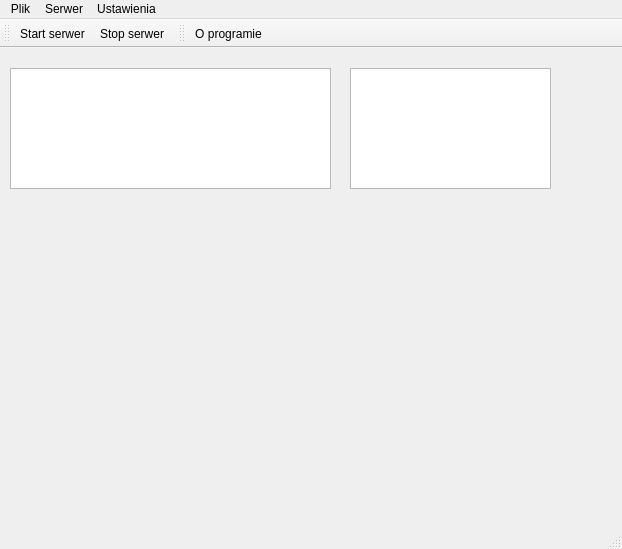
Qt form ServerApplication/src/libs/ui/mainwindow.ui (militia11/in) before a commit.
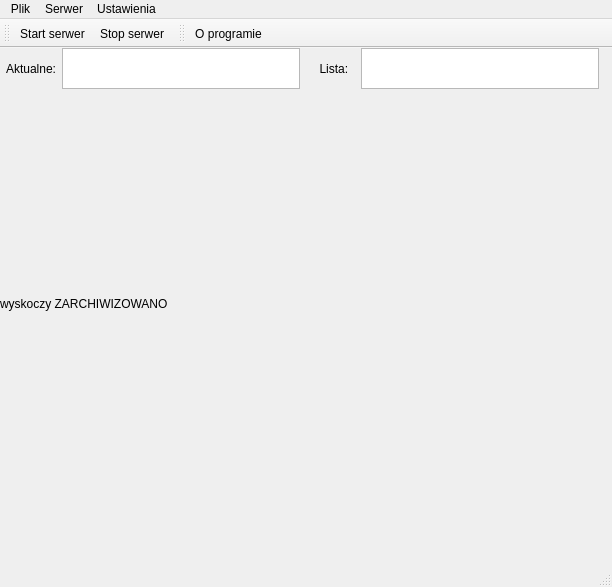
The same form after that commit.

Diff of the .ui file:
```diff
--- a/ServerApplication/src/libs/ui/mainwindow.ui
+++ b/ServerApplication/src/libs/ui/mainwindow.ui
@@ -6,57 +6,82 @@
    <rect>
     <x>0</x>
     <y>0</y>
-    <width>622</width>
-    <height>549</height>
+    <width>612</width>
+    <height>587</height>
    </rect>
   </property>
   <property name="windowTitle">
    <string>Android Photos Archive</string>
   </property>
   <widget class="QWidget" name="mentralwidget">
-   <widget class="QTextEdit" name="mTextEdit">
-    <property name="geometry">
-     <rect>
-      <x>350</x>
-      <y>20</y>
-      <width>201</width>
-      <height>121</height>
-     </rect>
-    </property>
-   </widget>
-   <widget class="QListWidget" name="mListWidget">
-    <property name="geometry">
-     <rect>
-      <x>10</x>
-      <y>20</y>
-      <width>321</width>
-      <height>121</height>
-     </rect>
-    </property>
-   </widget>
    <widget class="QLabel" name="mImageLabel">
     <property name="geometry">
      <rect>
-      <x>16</x>
-      <y>156</y>
-      <width>531</width>
-      <height>261</height>
+      <x>0</x>
+      <y>40</y>
+      <width>601</width>
+      <height>431</height>
      </rect>
     </property>
+    <property name="sizePolicy">
+     <sizepolicy hsizetype="Maximum" vsizetype="Maximum">
+      <horstretch>0</horstretch>
+      <verstretch>0</verstretch>
+     </sizepolicy>
+    </property>
     <property name="text">
-     <string/>
+     <string>wyskoczy ZARCHIWIZOWANO</string>
     </property>
     <property name="scaledContents">
      <bool>true</bool>
     </property>
    </widget>
+   <widget class="QWidget" name="horizontalLayoutWidget_2">
+    <property name="geometry">
+     <rect>
+      <x>0</x>
+      <y>0</y>
+      <width>599</width>
+      <height>41</height>
+     </rect>
+    </property>
+    <layout class="QHBoxLayout" name="horizontalLayout_2">
+     <item>
+      <widget class="QLabel" name="label_2">
+       <property name="text">
+        <string>  Aktualne:</string>
+       </property>
+      </widget>
+     </item>
+     <item>
+      <layout class="QHBoxLayout" name="horizontalLayout">
+       <item>
+        <widget class="QListWidget" name="mListWidget"/>
+       </item>
+       <item>
+        <widget class="QLabel" name="label">
+         <property name="text">
+          <string>    Lista:  </string>
+         </property>
+         <property name="alignment">
+          <set>Qt::AlignCenter</set>
+         </property>
+        </widget>
+       </item>
+       <item>
+        <widget class="QTextEdit" name="mTextEdit"/>
+       </item>
+      </layout>
+     </item>
+    </layout>
+   </widget>
   </widget>
   <widget class="QMenuBar" name="mMenubar">
    <property name="geometry">
     <rect>
      <x>0</x>
      <y>0</y>
-     <width>622</width>
+     <width>612</width>
      <height>25</height>
     </rect>
    </property>
```
